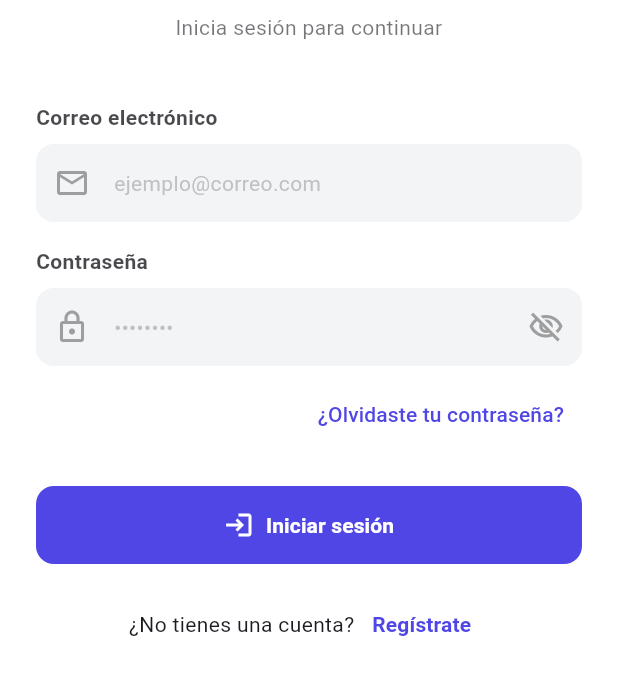
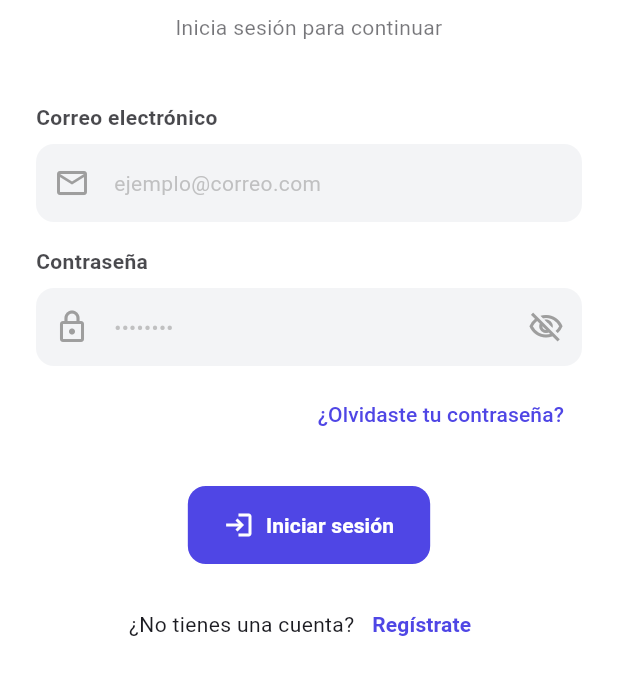
Before and after one commit to Satoxehclim/EscomEvents, a Flutter app: the screen it shows after launch, on a phone screen of 412 x 824 dp, the part 387-1082 px from its top. Run offline on Flutter 3.47's test engine with Material 3 defaults, Android fonts, the phone set to English and light mode, and no system bars; our stand-ins replace flutter_dotenv, flutter_riverpod, go_router, image_picker, supabase_flutter; accounts and stored records are empty.

Commit message:
agregar botones personalizados al AlertDialog de eliminar
tambien se corrigio el comportamiento de ancho completo del boton personalizado: antes ocupaba todo el ancho del contenedor aunque la variable que lo permitia valiera false

```diff
--- a/lib/core/view/widgets/custom_button.dart
+++ b/lib/core/view/widgets/custom_button.dart
@@ -2,7 +2,16 @@ import 'package:escomevents_app/core/utils/paleta.dart';
 import 'package:flutter/material.dart';
 
 // Tipos de botón disponibles.
-enum CustomButtonType { primary, secondary, outlined, text }
+enum CustomButtonType {
+  primary,
+  secondary,
+  outlined,
+  text,
+  danger,
+  dangerOutlined,
+  success,
+  successOutlined,
+}
 
 // Botón reutilizable que sigue la estética de la aplicación.
 //
@@ -85,6 +94,26 @@ class CustomButton extends StatelessWidget {
         textoColor = primaryColor;
         bordeColor = null;
         break;
+      case CustomButtonType.danger:
+        botonColor = Colors.red;
+        textoColor = Colors.white;
+        bordeColor = null;
+        break;
+      case CustomButtonType.dangerOutlined:
+        botonColor = Colors.transparent;
+        textoColor = Colors.red;
+        bordeColor = Colors.red;
+        break;
+      case CustomButtonType.success:
+        botonColor = Colors.green;
+        textoColor = Colors.white;
+        bordeColor = null;
+        break;
+      case CustomButtonType.successOutlined:
+        botonColor = Colors.transparent;
+        textoColor = Colors.green;
+        bordeColor = Colors.green;
+        break;
     }
 
     final defaultPadding =
@@ -135,13 +164,13 @@ class CustomButton extends StatelessWidget {
                 ? Border.all(color: bordeColor, width: 1.5)
                 : null,
           ),
-          child: Center(child: contenidoBoton),
+          child: contenidoBoton,
         ),
       ),
     );
 
     if (anchoCompleto) {
-      return SizedBox(width: double.infinity, child: boton);
+      return SizedBox(width: double.infinity, child: Center(child: boton));
     }
 
     return boton;
```
Also changed, not shown: lib/features/eventos/views/pages/detalle_evento_page.dart (+9 -8 lines).
